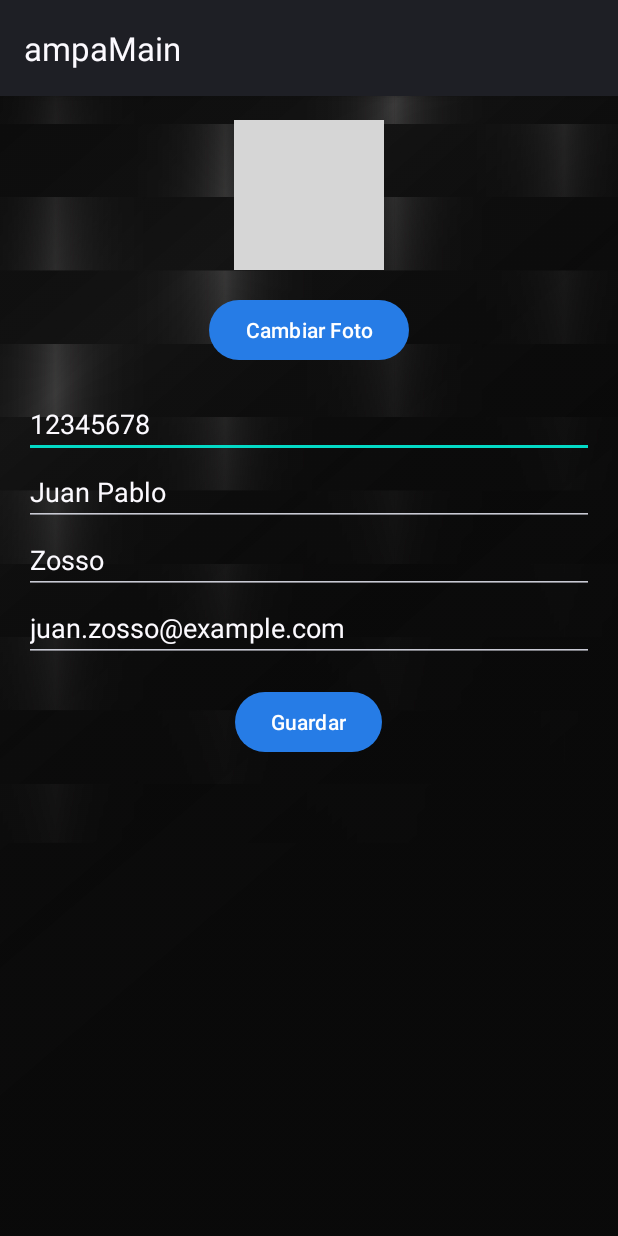
After one commit to NahuelPardo89/AplicacionesMoviles, an Android app: the fragment EditProfileFragment shown on its own in the app's theme, on a phone screen of 412 x 824 dp. The commit adds this screen. Run offline under Robolectric (Android 15) with nearby library versions, the phone set to English and light mode, and no system bars; pictures from the network do not load; grey boxes are pictures that could not be loaded.

Commit message:
perfil y edicion de perfil agregados

```diff
--- /dev/null
+++ b/ampaMain/app/src/main/java/com/example/ampamain/UserProfile.java
@@ -0,0 +1,70 @@
+package com.example.ampamain;
+
+public class UserProfile {
+    private Integer dni;
+    private String nombre;
+    private String apellido;
+    private String email;
+    private boolean isActive;
+    private String fotoUrl;
+
+    // Constructor
+    public UserProfile(Integer dni, String nombre, String apellido, String email, boolean isActive, String fotoUrl) {
+        this.dni = dni;
+        this.nombre = nombre;
+        this.apellido = apellido;
+        this.email = email;
+        this.isActive = isActive;
+        this.fotoUrl = fotoUrl;
+    }
+
+    // Getters
+    public Integer getDni() {
+        return dni;
+    }
+
+    public String getNombre() {
+        return nombre;
+    }
+
+    public String getApellido() {
+        return apellido;
+    }
+
+    public String getEmail() {
+        return email;
+    }
+
+    public boolean isIsActive() {
+        return isActive;
+    }
+
+    public String getFotoUrl() {
+        return fotoUrl;
+    }
+
+    // Setters
+    public void setDni(Integer dni) {
+        this.dni = dni;
+    }
+
+    public void setNombre(String nombre) {
+        this.nombre = nombre;
+    }
+
+    public void setApellido(String apellido) {
+        this.apellido = apellido;
+    }
+
+    public void setEmail(String email) {
+        this.email = email;
+    }
+
+    public void setIsActive(boolean isActive) {
+        this.isActive = isActive;
+    }
+
+    public void setFotoUrl(String fotoUrl) {
+        this.fotoUrl = fotoUrl;
+    }
+}
--- /dev/null
+++ b/ampaMain/app/src/main/java/com/example/ampamain/ui/perfil/EditProfileFragment.java
@@ -0,0 +1,69 @@
+package com.example.ampamain.ui.perfil;
+
+import android.os.Bundle;
+import android.view.LayoutInflater;
+import android.view.View;
+import android.view.ViewGroup;
+import android.widget.Button;
+import android.widget.EditText;
+import android.widget.ImageView;
+import androidx.annotation.NonNull;
+import androidx.fragment.app.Fragment;
+import androidx.lifecycle.ViewModelProvider;
+import androidx.navigation.fragment.NavHostFragment;
+import com.example.ampamain.R;
+import com.bumptech.glide.Glide;
+import com.example.ampamain.UserProfile;
+
+public class EditProfileFragment extends Fragment {
+
+    private PerfilViewModel perfilViewModel;
+    private EditText dniEditText, nameEditText, apellidoEditText, emailEditText;
+    private ImageView profileImage;
+    private Button saveButton, changePhotoButton;
+
+    public View onCreateView(@NonNull LayoutInflater inflater,
+                             ViewGroup container, Bundle savedInstanceState) {
+        perfilViewModel = new ViewModelProvider(this).get(PerfilViewModel.class);
+        View root = inflater.inflate(R.layout.fragment_edit_profile, container, false);
+
+        dniEditText = root.findViewById(R.id.dni);
+        nameEditText = root.findViewById(R.id.nombre);
+        apellidoEditText = root.findViewById(R.id.apellido);
+        emailEditText = root.findViewById(R.id.email);
+        profileImage = root.findViewById(R.id.profile_image);
+        saveButton = root.findViewById(R.id.save_button);
+        changePhotoButton = root.findViewById(R.id.change_photo_button);
+
+        perfilViewModel.getUserProfile().observe(getViewLifecycleOwner(), this::updateUI);
+
+        saveButton.setOnClickListener(this::onSaveClick);
+        changePhotoButton.setOnClickListener(v -> {
+            // Lógica para permitir al usuario cambiar su foto
+        });
+
+        return root;
+    }
+
+    private void updateUI(UserProfile userProfile) {
+        dniEditText.setText(userProfile.getDni().toString());
+        nameEditText.setText(userProfile.getNombre());
+        apellidoEditText.setText(userProfile.getApellido());
+        emailEditText.setText(userProfile.getEmail());
+        Glide.with(this)
+                .load(userProfile.getFotoUrl())
+                .into(profileImage);
+    }
+
+    public void onSaveClick(View view) {
+        UserProfile updatedProfile = new UserProfile(
+                Integer.parseInt(dniEditText.getText().toString()),
+                nameEditText.getText().toString(),
+                apellidoEditText.getText().toString(),
+                emailEditText.getText().toString(),
+                perfilViewModel.getUserProfile().getValue().isIsActive(),
+                ""  // URL de la foto, puedes obtenerlo de la misma manera si la URL cambia
+        );
+        perfilViewModel.updateUserProfile(updatedProfile);
+    }
+}
--- a/ampaMain/app/src/main/java/com/example/ampamain/ui/perfil/PerfilViewModel.java
+++ b/ampaMain/app/src/main/java/com/example/ampamain/ui/perfil/PerfilViewModel.java
@@ -4,16 +4,24 @@ import androidx.lifecycle.LiveData;
 import androidx.lifecycle.MutableLiveData;
 import androidx.lifecycle.ViewModel;
 
+import com.example.ampamain.UserProfile;
+
 public class PerfilViewModel extends ViewModel {
 
-    private final MutableLiveData<String> mText;
+    private final MutableLiveData<UserProfile> userProfile = new MutableLiveData<>();
 
     public PerfilViewModel() {
-        mText = new MutableLiveData<>();
-        mText.setValue("Fragmento perfil");
+        // Simulación: Obtención de datos del perfil del usuario
+        UserProfile mockUserProfile = new UserProfile(12345678, "Juan Pablo", "Zosso", "juan.zosso@example.com", true, "https://cdn.domestika.org/c_limit,dpr_auto,f_auto,q_auto,w_820/v1576497340/content-items/003/518/329/_MG_5442-original.jpg");
+        userProfile.setValue(mockUserProfile);
     }
 
-    public LiveData<String> getText() {
-        return mText;
+    public LiveData<UserProfile> getUserProfile() {
+        return userProfile;
+    }
+
+    // Método para actualizar el perfil del usuario
+    public void updateUserProfile(UserProfile updatedProfile) {
+        userProfile.setValue(updatedProfile);
     }
 }
--- a/ampaMain/app/src/main/res/layout/activity_registro.xml
+++ b/ampaMain/app/src/main/res/layout/activity_registro.xml
@@ -7,4 +7,5 @@
     tools:context=".Registro">
 
 
+
 </androidx.constraintlayout.widget.ConstraintLayout>
--- /dev/null
+++ b/ampaMain/app/src/main/res/layout/fragment_edit_profile.xml
@@ -0,0 +1,75 @@
+<?xml version="1.0" encoding="utf-8"?>
+<FrameLayout xmlns:android="http://schemas.android.com/apk/res/android"
+    xmlns:tools="http://schemas.android.com/tools"
+    android:layout_width="match_parent"
+    android:layout_height="match_parent"
+    tools:context=".ui.perfil.EditProfileFragment">
+    <ScrollView xmlns:android="http://schemas.android.com/apk/res/android"
+        xmlns:tools="http://schemas.android.com/tools"
+        android:layout_width="match_parent"
+        android:layout_height="match_parent"
+        tools:context=".ui.perfil.EditProfileFragment">
+
+        <LinearLayout
+            android:layout_width="match_parent"
+            android:layout_height="wrap_content"
+            android:orientation="vertical"
+            android:padding="16dp">
+
+            <ImageView
+                android:id="@+id/profile_image"
+                android:layout_width="100dp"
+                android:layout_height="100dp"
+                android:layout_gravity="center_horizontal"
+                android:layout_marginBottom="16dp"
+                tools:src="@tools:sample/avatars" />
+
+            <Button
+                android:id="@+id/change_photo_button"
+                android:layout_width="wrap_content"
+                android:layout_height="wrap_content"
+                android:text="Cambiar Foto"
+                android:layout_gravity="center_horizontal"
+                android:layout_marginBottom="16dp" />
+
+            <EditText
+                android:id="@+id/dni"
+                android:layout_width="match_parent"
+                android:layout_height="wrap_content"
+                android:labelFor="@id/dni"
+                android:hint="DNI"
+                android:inputType="number" />
+
+            <EditText
+                android:id="@+id/nombre"
+                android:layout_width="match_parent"
+                android:layout_height="wrap_content"
+                android:hint="Nombre"
+                android:inputType="text" />
+
+            <EditText
+                android:id="@+id/apellido"
+                android:layout_width="match_parent"
+                android:layout_height="wrap_content"
+                android:hint="Apellido"
+                android:inputType="text" />
+
+            <EditText
+                android:id="@+id/email"
+                android:layout_width="match_parent"
+                android:layout_height="wrap_content"
+                android:hint="Correo Electrónico"
+                android:inputType="textEmailAddress" />
+
+            <Button
+                android:id="@+id/save_button"
+                android:layout_width="wrap_content"
+                android:layout_height="wrap_content"
+                android:text="Guardar"
+                android:layout_gravity="center_horizontal"
+                android:layout_marginTop="16dp" />
+
+        </LinearLayout>
+    </ScrollView>
+
+</FrameLayout>
--- a/ampaMain/app/src/main/res/navigation/mobile_navigation.xml
+++ b/ampaMain/app/src/main/res/navigation/mobile_navigation.xml
@@ -32,4 +32,9 @@
         android:name="com.example.ampamain.ui.CredencialFragment"
         android:label="Credencial"
         tools:layout="@layout/fragment_credencial" />
+    <fragment
+        android:id="@+id/editProfileFragment"
+        android:name="com.example.ampamain.ui.perfil.EditProfileFragment"
+        android:label="Editar perfil"
+        tools:layout="@layout/fragment_edit_profile" />
 </navigation>
```
Also changed, not shown: ampaMain/app/src/main/java/com/example/ampamain/ui/home/tabbed/torneosFragment.java (+4 -4 lines), ampaMain/app/src/main/java/com/example/ampamain/ui/perfil/PerfilFragment.java (+34 -15 lines), ampaMain/app/src/main/res/layout/fragment_perfil.xml (+96 -12 lines).
